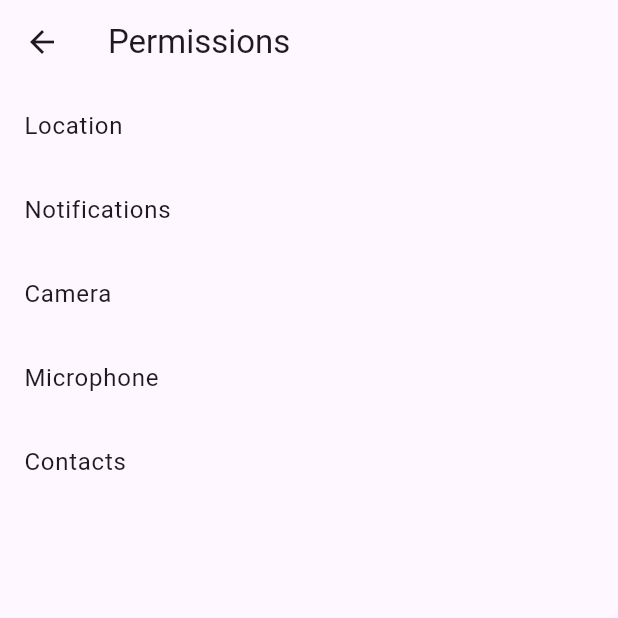
After one commit to rohitbarge26/Bright-Diva, a Flutter app: the PermissionsScreen screen opened directly, on a phone screen of 412 x 824 dp, the top half of it. The commit adds this screen. Run offline on Flutter 3.47's test engine with Material 3 defaults, Android fonts, the phone set to English and light mode, and no system bars; our stand-ins replace flutter_svg, shared_preferences; missing offline and left inert: flutter_google_maps, flutter_permissions, multi_auth; accounts and stored records are empty; project files that could hold a hidden picture were left out.

Commit message:
integrate permissions module

```diff
--- a/lib/dashboard/dashboard_screen.dart
+++ b/lib/dashboard/dashboard_screen.dart
@@ -33,6 +33,8 @@ class _DashboardScreenState extends State<DashboardScreen> {
                   Navigator.of(context).pushNamed(ROUT_MAP_INTEGRATION);
                 case "Social Media Integration":
                   Navigator.of(context).pushNamed(ROUT_SOCIAL_MEDIA_INTEGRATION);
+                case "Permissions":
+                  Navigator.of(context).pushNamed(ROUT_PERMISSION);
               }
             },
           );
--- a/lib/main.dart
+++ b/lib/main.dart
@@ -1,5 +1,6 @@
 import 'package:flutter/material.dart';
 import 'package:frequent_flow/modules/map_integration.dart';
+import 'package:frequent_flow/permissions/permissions_screen.dart';
 import 'package:frequent_flow/social_auth/social_login_screen.dart';
 import 'package:frequent_flow/utils/prefs.dart';
 import 'package:frequent_flow/utils/route.dart';
@@ -58,6 +59,12 @@ class MyApp extends StatelessWidget {
                 return const SafeArea(child: SocialLogin());
               },
             );
+          case ROUT_PERMISSION:
+            return MaterialPageRoute(
+              builder: (context) {
+                return const SafeArea(child: PermissionsScreen());
+              },
+            );
         }
         return null;
       },
--- /dev/null
+++ b/lib/permissions/permissions_screen.dart
@@ -0,0 +1,59 @@
+import 'package:flutter/material.dart';
+import 'package:flutter_permissions/flutter_permissions.dart';
+
+class PermissionsScreen extends StatefulWidget {
+  const PermissionsScreen({super.key});
+
+  @override
+  State<PermissionsScreen> createState() => _PermissionsScreenState();
+}
+
+class _PermissionsScreenState extends State<PermissionsScreen> {
+  @override
+  Widget build(BuildContext context) {
+    return Scaffold(
+      appBar: AppBar(
+        title: const Text("Permissions"),
+      ),
+      body: ListView(
+        children: [
+          ListTile(
+            title: Text("Location"),
+            onTap: () {
+              print("Requesting location permission");
+              PermissionManager.requestPermission(PermissionType.location);
+            },
+          ),
+          ListTile(
+            title: Text("Notifications"),
+            onTap: () {
+              print("Requesting Notifications permission");
+              PermissionManager.requestPermission(PermissionType.notifications);
+            },
+          ),
+          ListTile(
+            title: Text("Camera"),
+            onTap: () {
+              print("Requesting Camera permission");
+              PermissionManager.requestPermission(PermissionType.camera);
+            },
+          ),
+          ListTile(
+            title: Text("Microphone"),
+            onTap: () {
+              print("Requesting Microphone permission");
+              PermissionManager.requestPermission(PermissionType.microphone);
+            },
+          ),
+          ListTile(
+            title: Text("Contacts"),
+            onTap: () {
+              print("Requesting Contacts permission");
+              PermissionManager.requestPermission(PermissionType.contacts);
+            },
+          ),
+        ],
+      ),
+    );
+  }
+}
--- a/pubspec.yaml
+++ b/pubspec.yaml
@@ -14,6 +14,9 @@ dependencies:
 
   multi_auth:
     path: ../multi_auth
+
+  flutter_permissions:
+    path: ../flutter_permissions
 
   cupertino_icons: ^1.0.6
   flutter_svg: ^2.0.7
```
Also changed, not shown: 3 other files.
